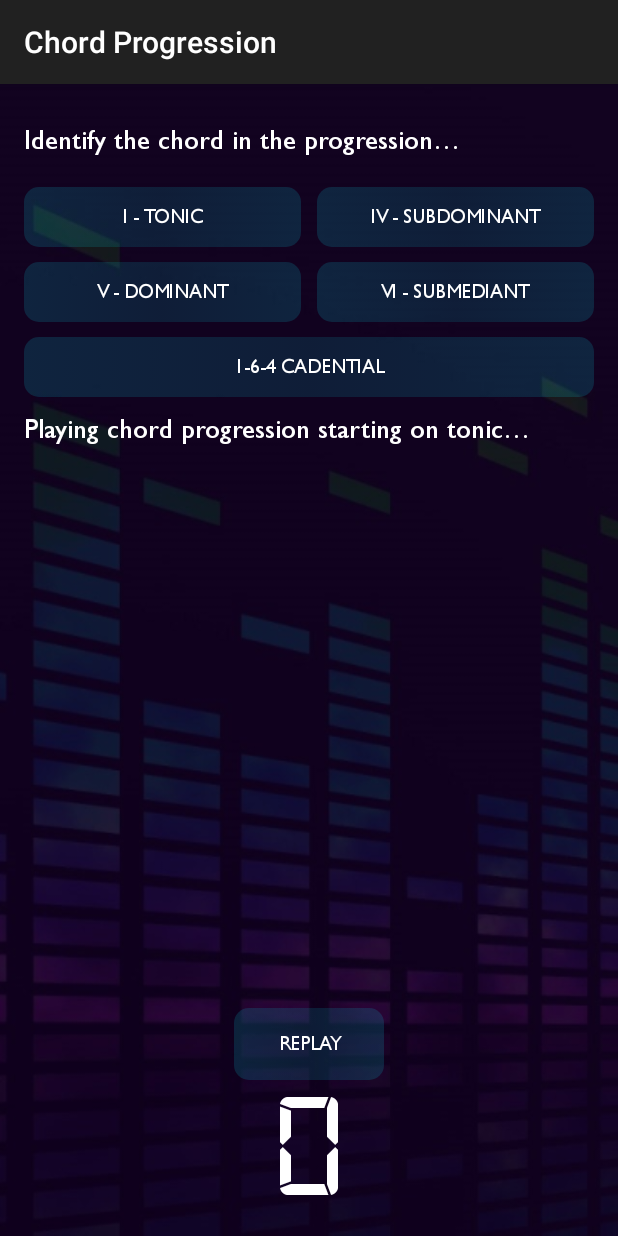
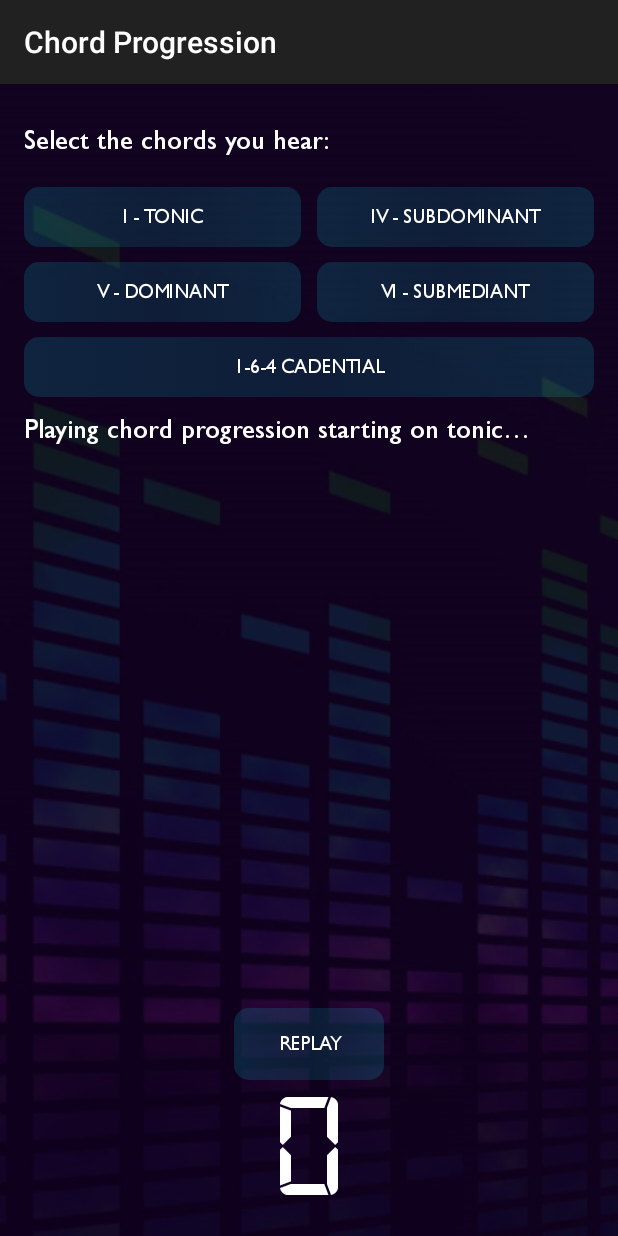
Before and after one commit to joshyuan360/EarTraining, an Android app: the ChordProgressionActivity screen opened directly, with no data from a screen before it, on a phone screen of 412 x 824 dp. Run offline under Robolectric (Android 15) with nearby library versions, the light colour scheme and no system bars.

Commit message:
version 6.0 google play release

```diff
--- a/app/src/main/res/layout/activity_chord_progression.xml
+++ b/app/src/main/res/layout/activity_chord_progression.xml
@@ -31,7 +31,7 @@
         android:layout_alignParentTop="true"
         android:paddingBottom="10dp"
         android:paddingTop="10dp"
-        android:text="@string/identify_chord_in_progression"
+        android:text="@string/select_chord_progressions"
         android:textAppearance="?android:attr/textAppearanceMedium"
         android:textColor="#ffffff"
         android:textSize="18sp" />
--- a/app/src/main/res/values/strings.xml
+++ b/app/src/main/res/values/strings.xml
@@ -52,6 +52,7 @@
     <string name="select_interval">Select the interval you hear:</string>
     <string name="select_chord">Select the chord you hear:</string>
     <string name="select_cadence">Select the cadence you hear:</string>
+    <string name="select_chord_progressions">Select the chords you hear:</string>
 
     <string name="playing_interval">Playing interval…</string>
     <string name="playing_chord">Playing chord…</string>
```
